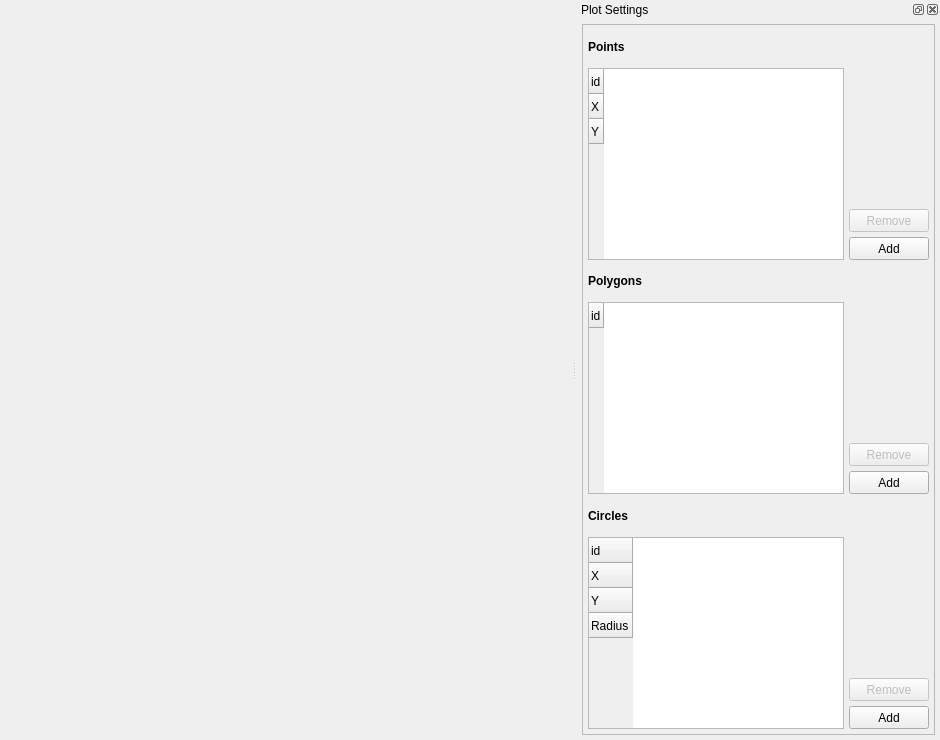
Qt form mainwindow.ui (dalnoboy75/drone_trajectory_planning) before a commit.
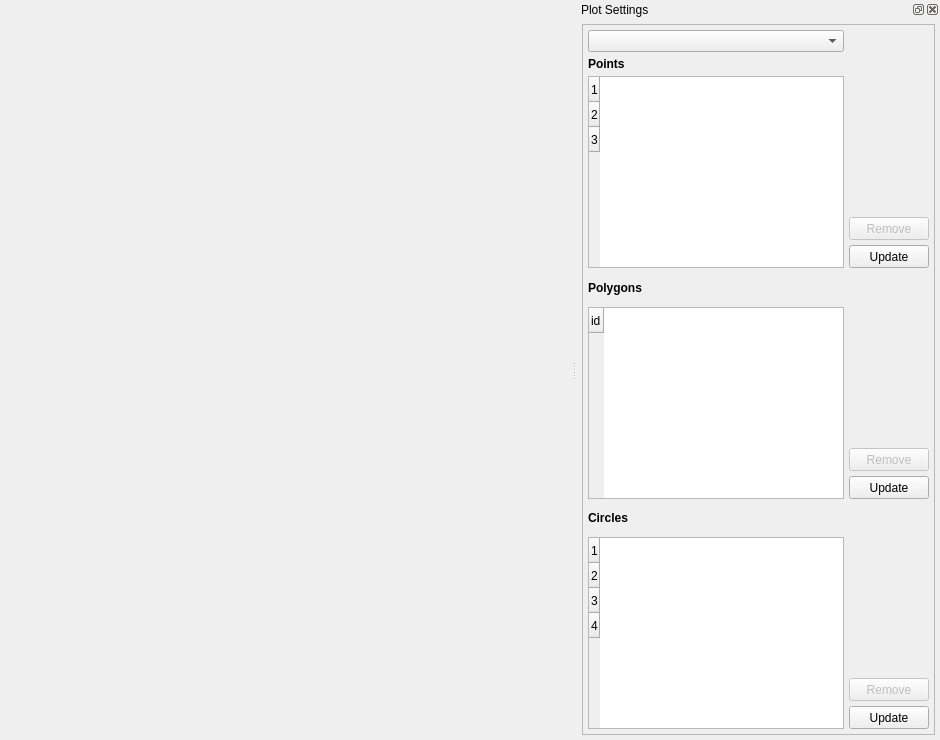
The same form after that commit. Icons and pictures are not drawn. Custom widgets are drawn as their Qt base class.

```diff
--- a/mainwindow.ui
+++ b/mainwindow.ui
@@ -129,7 +129,7 @@
          <rect>
           <x>0</x>
           <y>0</y>
-          <width>422</width>
+          <width>354</width>
           <height>707</height>
          </rect>
         </property>
@@ -151,7 +151,7 @@
          </property>
          <item>
           <layout class="QGridLayout" name="targetTableGridLayout">
-           <item row="1" column="0" rowspan="7">
+           <item row="2" column="0" rowspan="7">
             <widget class="QTableWidget" name="targetInfoTableWidget">
              <property name="sizePolicy">
               <sizepolicy hsizetype="Expanding" vsizetype="Expanding">
@@ -177,25 +177,16 @@
              <attribute name="verticalHeaderDefaultSectionSize">
               <number>25</number>
              </attribute>
-             <row>
-              <property name="text">
-               <string>id</string>
-              </property>
-             </row>
-             <row>
-              <property name="text">
-               <string>X</string>
-              </property>
-             </row>
-             <row>
-              <property name="text">
-               <string>Y</string>
-              </property>
-             </row>
+             <row/>
+             <row/>
+             <row/>
             </widget>
            </item>
            <item row="7" column="1">
-            <widget class="QPushButton" name="targetAddFromTablePushButton">
+            <widget class="QPushButton" name="targetRemovePushButton">
+             <property name="enabled">
+              <bool>false</bool>
+             </property>
              <property name="sizePolicy">
               <sizepolicy hsizetype="Preferred" vsizetype="Preferred">
                <horstretch>0</horstretch>
@@ -208,11 +199,11 @@
               </string>
              </property>
              <property name="text">
-              <string>Add</string>
+              <string>Remove</string>
              </property>
             </widget>
            </item>
-           <item row="0" column="0">
+           <item row="1" column="0">
             <widget class="QLabel" name="targetInfoLabel">
              <property name="sizePolicy">
               <sizepolicy hsizetype="Expanding" vsizetype="Expanding">
@@ -242,11 +233,8 @@
              </property>
             </widget>
            </item>
-           <item row="6" column="1">
-            <widget class="QPushButton" name="targetRemovePushButton">
-             <property name="enabled">
-              <bool>false</bool>
-             </property>
+           <item row="8" column="1">
+            <widget class="QPushButton" name="targetAddFromTablePushButton">
              <property name="sizePolicy">
               <sizepolicy hsizetype="Preferred" vsizetype="Preferred">
                <horstretch>0</horstretch>
@@ -259,10 +247,13 @@
               </string>
              </property>
              <property name="text">
-              <string>Remove</string>
+              <string>Update</string>
              </property>
             </widget>
            </item>
+           <item row="0" column="0">
+            <widget class="QComboBox" name="comboBox"/>
+           </item>
           </layout>
          </item>
          <item>
@@ -281,7 +272,7 @@
               </string>
              </property>
              <property name="text">
-              <string>Add</string>
+              <string>Update</string>
              </property>
             </widget>
            </item>
@@ -411,7 +402,7 @@
               </string>
              </property>
              <property name="text">
-              <string>Add</string>
+              <string>Update</string>
              </property>
             </widget>
            </item>
@@ -441,26 +432,10 @@
              <attribute name="verticalHeaderDefaultSectionSize">
               <number>25</number>
              </attribute>
-             <row>
-              <property name="text">
-               <string>id</string>
-              </property>
-             </row>
-             <row>
-              <property name="text">
-               <string>X</string>
-              </property>
-             </row>
-             <row>
-              <property name="text">
-               <string>Y</string>
-              </property>
-             </row>
-             <row>
-              <property name="text">
-               <string>Radius</string>
-              </property>
-             </row>
+             <row/>
+             <row/>
+             <row/>
+             <row/>
             </widget>
            </item>
            <item row="7" column="1">
@@ -605,6 +580,14 @@
    </property>
   </action>
  </widget>
+ <customwidgets>
+  <customwidget>
+   <class>QCustomPlot</class>
+   <extends>QWidget</extends>
+   <header>QCustomPlot_PyQt5</header>
+   <container>1</container>
+  </customwidget>
+ </customwidgets>
  <resources/>
  <connections/>
 </ui>
```
Left out of the diff: 2 changed lines with no effect on the pictures.
